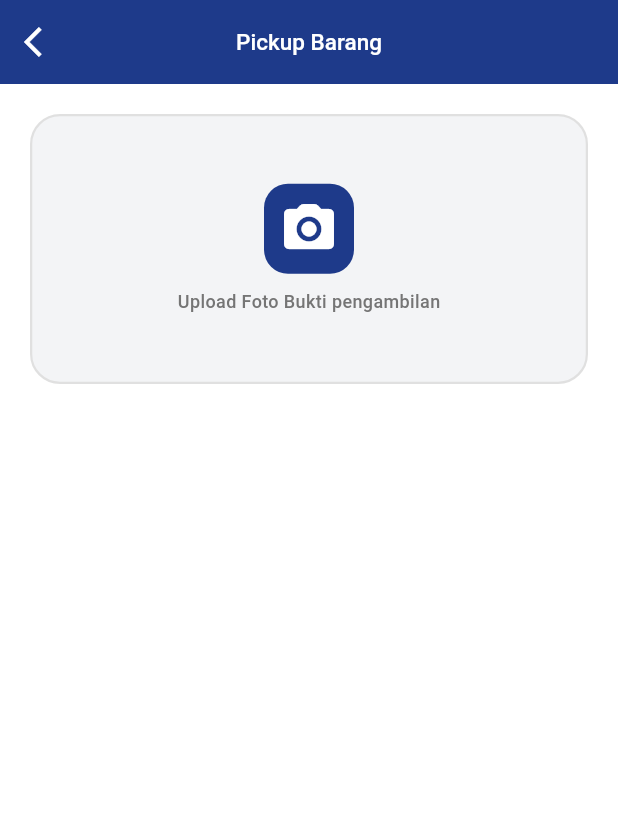
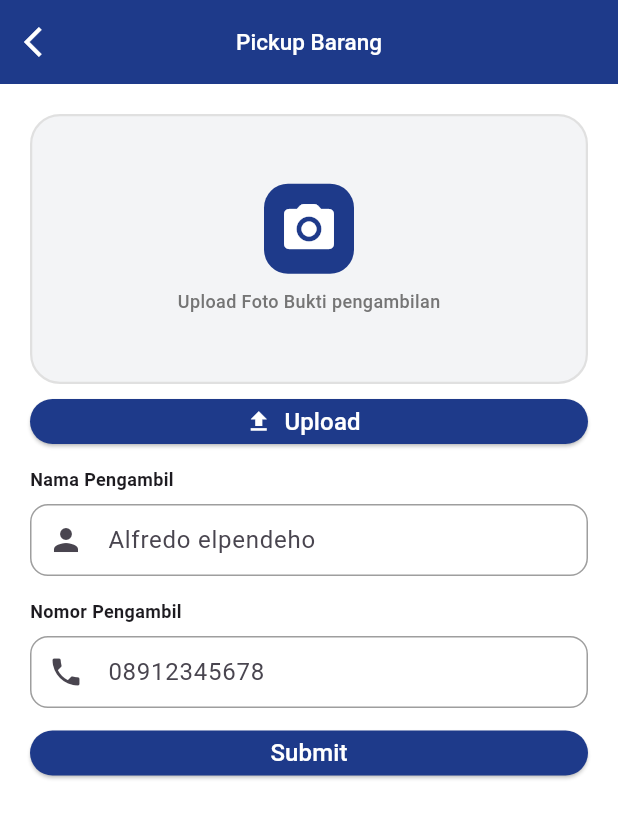
Before and after one commit to AryaPutra-i/lostify, a Flutter app: the screen it shows after launch, on a phone screen of 412 x 824 dp. Shown: the top 818 px of the screen. Run offline on Flutter 3.47's test engine with Material 3 defaults, Android fonts, the phone set to English and light mode, and no system bars; our stand-ins replace shared_preferences; accounts and stored records are empty.

Commit message:
update custom button, custom text field, dan tampilan pickup view

```diff
--- /dev/null
+++ b/lib/customTextField.dart
@@ -0,0 +1,62 @@
+import 'package:flutter/material.dart';
+
+class Customtextfield extends StatelessWidget {
+  final TextEditingController controller;
+  final String label;
+  final String hint;
+  final IconData? prefixIcon;
+  final IconData? suffixIcon;
+  final bool isPassword;
+  final TextInputType keyboardType;
+  final String? Function(String?)? validator;
+
+  const Customtextfield({
+    super.key,
+    required this.controller,
+    required this.label,
+    this.hint = '',
+    this.prefixIcon,
+    this.suffixIcon,
+    this.isPassword = false,
+    this.keyboardType = TextInputType.text,
+    this.validator,
+
+    });
+
+  @override
+  Widget build(BuildContext context) {
+    return Column(
+      crossAxisAlignment: CrossAxisAlignment.start,
+      children: [
+        Text(
+          label,
+          style: const TextStyle(fontWeight: FontWeight.bold, fontSize: 12),
+        ),
+        const SizedBox(height: 8),
+        TextFormField(
+          controller: controller,
+          obscureText: isPassword,
+          keyboardType: keyboardType,
+          validator: validator,
+          decoration: InputDecoration(
+            hintText: hint,
+            prefixIcon: prefixIcon != null ? Icon(prefixIcon) : null,
+            suffixIcon: suffixIcon != null ? Icon(suffixIcon) : null,
+            contentPadding: const EdgeInsets.symmetric(horizontal: 14, vertical: 12),
+            border: OutlineInputBorder(
+              borderRadius: BorderRadius.circular(12),
+            ),
+            enabledBorder: OutlineInputBorder(
+              borderRadius: BorderRadius.circular(12),
+              borderSide: const BorderSide(color: Colors.grey),
+            ),
+            focusedBorder: OutlineInputBorder(
+              borderRadius: BorderRadius.circular(12),
+              borderSide: BorderSide(color: Theme.of(context).primaryColor, width: 2),
+            ),
+          ),
+        ),
+      ],
+    );
+  }
+}
--- a/lib/views/cutomButton.dart
+++ b/lib/views/cutomButton.dart
@@ -1,21 +1,61 @@
 import 'package:flutter/material.dart';
 
-class customButton extends StatelessWidget {
+class CustomButton extends StatelessWidget {
   final String text;
   final VoidCallback onPressed;
   final Color color;
+  final double height;
+  final IconData? icon;
 
-  const customButton({
+  const CustomButton({
     super.key,
     required this.text,
     required this.onPressed,
     required this.color,
+    required this.height,
+    this.icon,
   });
 
   @override
   Widget build(BuildContext context) {
     return SizedBox(
+      width: double.infinity,
+      height: height,
+      child: icon != null
+      ? ElevatedButton.icon(
+        onPressed: onPressed,
+        style: _buttonStyle(),
+        icon: Icon(icon, color: Colors.white),
+        label: Text(
+          text,
+          style: const TextStyle(
+            fontSize: 16,
+            fontWeight: FontWeight.w500,
+            color: Colors.white,
+          ),
+        ),
+      )
+      : ElevatedButton(
+        onPressed: onPressed,
+        style: _buttonStyle(),
+        child: Text(
+          text,
+          style: const TextStyle(
+            fontSize: 16,
+            fontWeight: FontWeight.w500,
+            color: Colors.white,
+          ),
+        ),
+      ),
+    );
+  }
 
+  ButtonStyle _buttonStyle() {
+    return ElevatedButton.styleFrom(
+      backgroundColor: color,
+      shape: RoundedRectangleBorder(
+        borderRadius: BorderRadius.circular(16),
+      ),
     );
   }
 }
--- a/lib/views/pickup/pickup_view.dart
+++ b/lib/views/pickup/pickup_view.dart
@@ -1,4 +1,6 @@
 import 'package:flutter/material.dart';
+import 'package:lostify_app/customTextField.dart';
+import 'package:lostify_app/views/cutomButton.dart';
 
 class pickupView extends StatefulWidget {
   const pickupView({super.key});
@@ -8,6 +10,10 @@ class pickupView extends StatefulWidget {
 }
 
 class _pickupViewState extends State<pickupView> {
+  final TextEditingController _namaPengambil = TextEditingController();
+  final TextEditingController _nomorPengambil = TextEditingController();
+
+
   @override
   Widget build(BuildContext context) {
     return Scaffold(
@@ -51,9 +57,7 @@ class _pickupViewState extends State<pickupView> {
                 child: Column(
                   mainAxisAlignment: MainAxisAlignment.center,
                   children: [
-                    InkWell(
-                      onTap: () {},
-                      child: Container(
+                    Container(
                       padding: const EdgeInsets.all(10),
                       decoration: BoxDecoration(
                         color: const Color(0xFF1E3A8A),
@@ -65,8 +69,6 @@ class _pickupViewState extends State<pickupView> {
                         size: 40,
                       ),
                     ),
-                    ),
-
                     const SizedBox(height: 10),
                     Text(
                       'Upload Foto Bukti pengambilan',
@@ -80,7 +82,28 @@ class _pickupViewState extends State<pickupView> {
                 ),
               ),
             ),
-            const SizedBox(height: 8),
+            const SizedBox(height: 10),
+            CustomButton(text: 'Upload', onPressed: (){}, color: const Color(0xFF1E3A8A), height: 30, icon: Icons.upload_sharp),
+            const SizedBox(height: 15),
+            Customtextfield(
+              controller: _namaPengambil,
+              label: 'Nama Pengambil',
+              hint: 'Alfredo elpendeho',
+              prefixIcon: Icons.person,
+
+            ),
+            const SizedBox(height: 15),
+
+            Customtextfield(
+              controller: _nomorPengambil,
+              label: 'Nomor Pengambil',
+              hint: '08912345678',
+              prefixIcon: Icons.phone,
+            ),
+
+            const SizedBox(height: 15),
+            CustomButton(text: 'Submit', onPressed: (){}, color: const Color(0xFF1E3A8A), height: 30),
+
 
           ],
         ),
```
Lines whose indentation alone changed are shown as unchanged.
